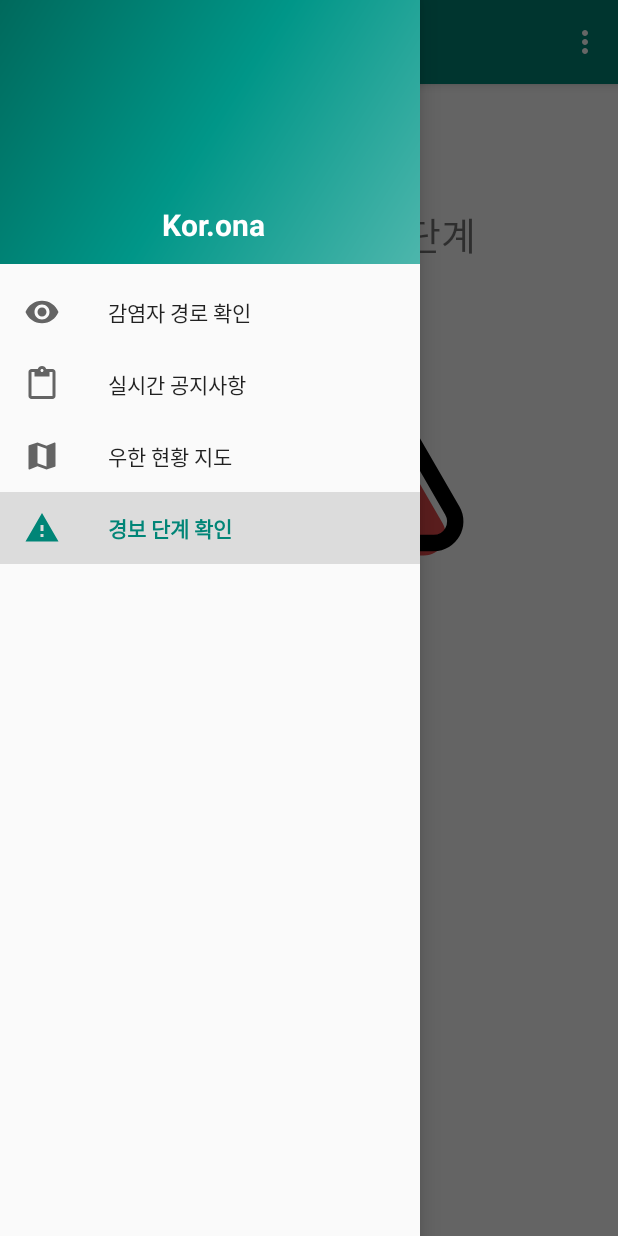
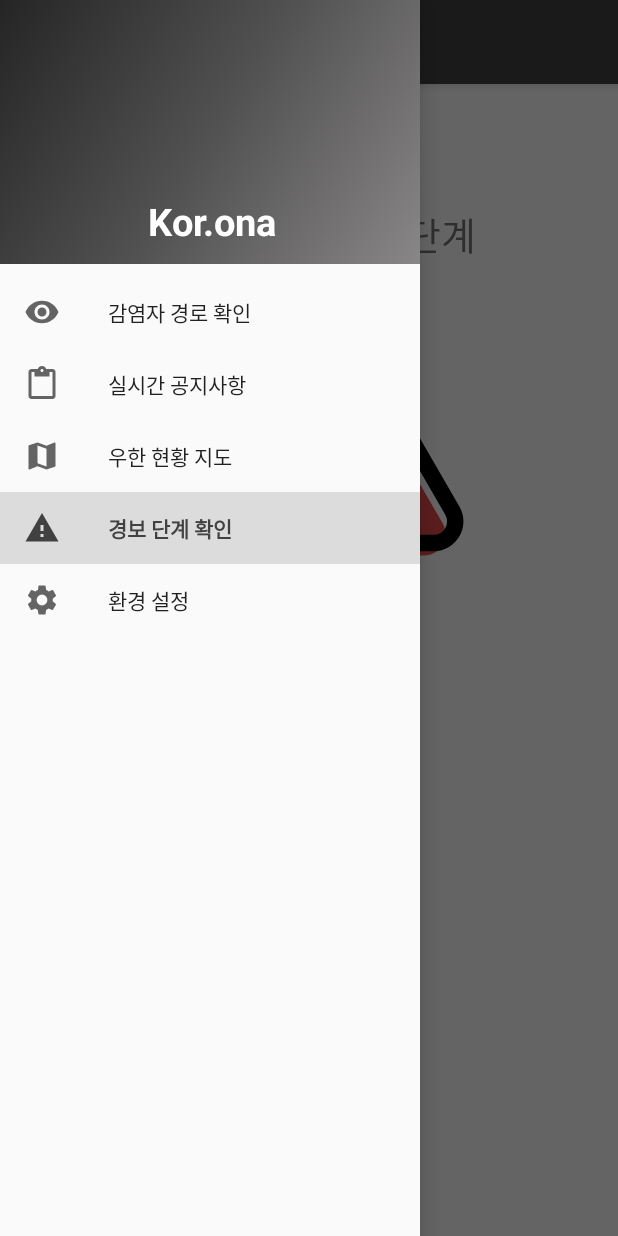
Before and after one commit to Eunno-An/WuHan, an Android app: the screen it shows after launch (MainActivity), with the side drawer open, on a phone screen of 412 x 824 dp. Run offline under Robolectric (Android 15) with nearby library versions, the phone set to English and light mode, and no system bars; our stand-ins replace navigation-ui.

Commit message:
status bar, add setting fragment

```diff
--- a/app/src/main/java/com/example/wuhan/MainActivity.java
+++ b/app/src/main/java/com/example/wuhan/MainActivity.java
@@ -35,7 +35,7 @@ public class MainActivity extends AppCompatActivity {
         // Passing each menu ID as a set of Ids because each
         // menu should be considered as top level destinations.
         mAppBarConfiguration = new AppBarConfiguration.Builder(
-                R.id.nav_alert, R.id.nav_area, R.id.nav_notification, R.id.nav_route)
+                R.id.nav_alert, R.id.nav_area, R.id.nav_notification, R.id.nav_route, R.id.nav_setting)
                 .setDrawerLayout(drawer)
                 .build();
         NavController navController = Navigation.findNavController(this, R.id.nav_host_fragment);
--- a/app/src/main/java/com/example/wuhan/ui/alert/AlertFragment.java
+++ b/app/src/main/java/com/example/wuhan/ui/alert/AlertFragment.java
@@ -4,6 +4,8 @@ import android.os.Bundle;
 import android.view.LayoutInflater;
 import android.view.View;
 import android.view.ViewGroup;
+import android.widget.ImageView;
+import android.widget.TextView;
 
 import com.example.wuhan.R;
 
@@ -11,6 +13,7 @@ import androidx.annotation.NonNull;
 import androidx.fragment.app.Fragment;
 import androidx.lifecycle.ViewModelProvider;
 import androidx.lifecycle.ViewModelProviders;
+import androidx.recyclerview.widget.RecyclerView;
 
 public class AlertFragment extends Fragment {
     private AlertViewModel alertViewModel;
@@ -19,6 +22,8 @@ public class AlertFragment extends Fragment {
         alertViewModel =
                 ViewModelProviders.of(this).get(AlertViewModel.class);
         View root = inflater.inflate(R.layout.fragment_alert, contatiner,false);
+
+
         return root;
     }
 }
--- /dev/null
+++ b/app/src/main/res/drawable/ic_settings.xml
@@ -0,0 +1,9 @@
+<vector xmlns:android="http://schemas.android.com/apk/res/android"
+        android:width="24dp"
+        android:height="24dp"
+        android:viewportWidth="24"
+        android:viewportHeight="24">
+    <path
+        android:fillColor="#FF000000"
+        android:pathData="M19.1,12.9a2.8,2.8 0,0 0,0.1 -0.9,2.8 2.8,0 0,0 -0.1,-0.9l2.1,-1.6a0.7,0.7 0,0 0,0.1 -0.6L19.4,5.5a0.7,0.7 0,0 0,-0.6 -0.2l-2.4,1a6.5,6.5 0,0 0,-1.6 -0.9l-0.4,-2.6a0.5,0.5 0,0 0,-0.5 -0.4H10.1a0.5,0.5 0,0 0,-0.5 0.4L9.3,5.4a5.6,5.6 0,0 0,-1.7 0.9l-2.4,-1a0.4,0.4 0,0 0,-0.5 0.2l-2,3.4c-0.1,0.2 0,0.4 0.2,0.6l2,1.6a2.8,2.8 0,0 0,-0.1 0.9,2.8 2.8,0 0,0 0.1,0.9L2.8,14.5a0.7,0.7 0,0 0,-0.1 0.6l1.9,3.4a0.7,0.7 0,0 0,0.6 0.2l2.4,-1a6.5,6.5 0,0 0,1.6 0.9l0.4,2.6a0.5,0.5 0,0 0,0.5 0.4h3.8a0.5,0.5 0,0 0,0.5 -0.4l0.3,-2.6a5.6,5.6 0,0 0,1.7 -0.9l2.4,1a0.4,0.4 0,0 0,0.5 -0.2l2,-3.4c0.1,-0.2 0,-0.4 -0.2,-0.6ZM12,15.6A3.6,3.6 0,1 1,15.6 12,3.6 3.6,0 0,1 12,15.6Z"/>
+</vector>
--- a/app/src/main/res/drawable/side_nav_bar.xml
+++ b/app/src/main/res/drawable/side_nav_bar.xml
@@ -2,8 +2,8 @@
     android:shape="rectangle">
     <gradient
         android:angle="135"
-        android:centerColor="#009688"
-        android:endColor="#00695C"
-        android:startColor="#4DB6AC"
+        android:startColor="#888686"
+        android:centerColor="#525151"
+        android:endColor="#252525"
         android:type="linear" />
 </shape>
--- a/app/src/main/res/layout/app_bar_main.xml
+++ b/app/src/main/res/layout/app_bar_main.xml
@@ -15,7 +15,7 @@
             android:id="@+id/toolbar"
             android:layout_width="match_parent"
             android:layout_height="?attr/actionBarSize"
-            android:background="?attr/colorPrimary"
+            android:background="@color/colorGray"
             app:popupTheme="@style/AppTheme.PopupOverlay" />
 
     </com.google.android.material.appbar.AppBarLayout>
--- a/app/src/main/res/layout/fragment_notification.xml
+++ b/app/src/main/res/layout/fragment_notification.xml
@@ -5,6 +5,4 @@
     android:layout_height="match_parent">
 
 
-
-
 </androidx.constraintlayout.widget.ConstraintLayout>
--- /dev/null
+++ b/app/src/main/res/layout/fragment_setting.xml
@@ -0,0 +1,6 @@
+<?xml version="1.0" encoding="utf-8"?>
+<LinearLayout xmlns:android="http://schemas.android.com/apk/res/android"
+    android:orientation="vertical" android:layout_width="match_parent"
+    android:layout_height="match_parent">
+
+</LinearLayout>
--- a/app/src/main/res/layout/nav_header_main.xml
+++ b/app/src/main/res/layout/nav_header_main.xml
@@ -29,8 +29,8 @@
 
     <TextView
         android:id="@+id/textPhase"
-        android:layout_width="201dp"
-        android:layout_height="30dp"
+        android:layout_width="203dp"
+        android:layout_height="45dp"
         android:layout_marginStart="84dp"
         android:layout_marginEnd="84dp"
         android:gravity="center"
@@ -38,7 +38,7 @@
         android:text="@string/nav_header_title"
         android:textAppearance="@style/TextAppearance.AppCompat.Body1"
         android:textColor="@color/colorWhite"
-        android:textSize="20sp"
+        android:textSize="25sp"
         android:textStyle="bold"
         app:layout_constraintBottom_toBottomOf="parent"
         app:layout_constraintEnd_toEndOf="parent"
--- a/app/src/main/res/menu/activity_main_drawer.xml
+++ b/app/src/main/res/menu/activity_main_drawer.xml
@@ -20,7 +20,10 @@
             android:id="@+id/nav_alert"
             android:icon="@drawable/ic_menu_alert"
             android:title="@string/menu_alert"/>
-
+        <item
+            android:id="@+id/nav_setting"
+            android:icon="@drawable/ic_settings"
+            android:title="@string/menu_settings"/>
 
     </group>
 
--- a/app/src/main/res/menu/main.xml
+++ b/app/src/main/res/menu/main.xml
@@ -1,9 +1,5 @@
 <?xml version="1.0" encoding="utf-8"?>
 <menu xmlns:android="http://schemas.android.com/apk/res/android"
     xmlns:app="http://schemas.android.com/apk/res-auto">
-    <item
-        android:id="@+id/action_settings"
-        android:orderInCategory="100"
-        android:title="@string/action_settings"
-        app:showAsAction="never" />
+
 </menu>
--- a/app/src/main/res/navigation/mobile_navigation.xml
+++ b/app/src/main/res/navigation/mobile_navigation.xml
@@ -25,5 +25,10 @@
         android:name="com.example.wuhan.ui.notification.NotificationFragment"
         android:label="@string/menu_notification"
         tools:layout="@layout/fragment_notification" />
+    <fragment
+        android:id="@+id/nav_setting"
+        android:name="com.example.wuhan.ui.route.RouteFragment"
+        android:label="@string/menu_settings"
+        tools:layout="@layout/fragment_route" />
 
 </navigation>
--- a/app/src/main/res/values/colors.xml
+++ b/app/src/main/res/values/colors.xml
@@ -4,4 +4,5 @@
     <color name="colorPrimaryDark">#00574B</color>
     <color name="colorAccent">#D81B60</color>
     <color name="colorWhite">#FFFFFF</color>
+    <color name="colorGray">#FF424141</color>
 </resources>
--- a/app/src/main/res/values/strings.xml
+++ b/app/src/main/res/values/strings.xml
@@ -10,5 +10,5 @@
     <string name="menu_route">감염자 경로 확인</string>
     <string name="menu_alert">경보 단계 확인</string>
     <string name="menu_notification">실시간 공지사항</string>
-
+    <string name="menu_settings">환경 설정</string>
 </resources>
--- a/app/src/main/res/values/styles.xml
+++ b/app/src/main/res/values/styles.xml
@@ -3,8 +3,8 @@
     <!-- Base application theme. -->
     <style name="AppTheme" parent="Theme.AppCompat.Light.DarkActionBar">
         <!-- Customize your theme here. -->
-        <item name="colorPrimary">@color/colorPrimary</item>
-        <item name="colorPrimaryDark">@color/colorPrimaryDark</item>
+        <item name="colorPrimary">@color/colorGray</item>
+        <item name="colorPrimaryDark">@color/colorGray</item>
         <item name="colorAccent">@color/colorAccent</item>
     </style>
 
```
Also changed, not shown: app/src/main/java/com/example/wuhan/ui/setting/SettingFragment.java (added, +25 -0 lines), app/src/main/java/com/example/wuhan/ui/setting/SettingViewModel.java (added, +16 -0 lines).
